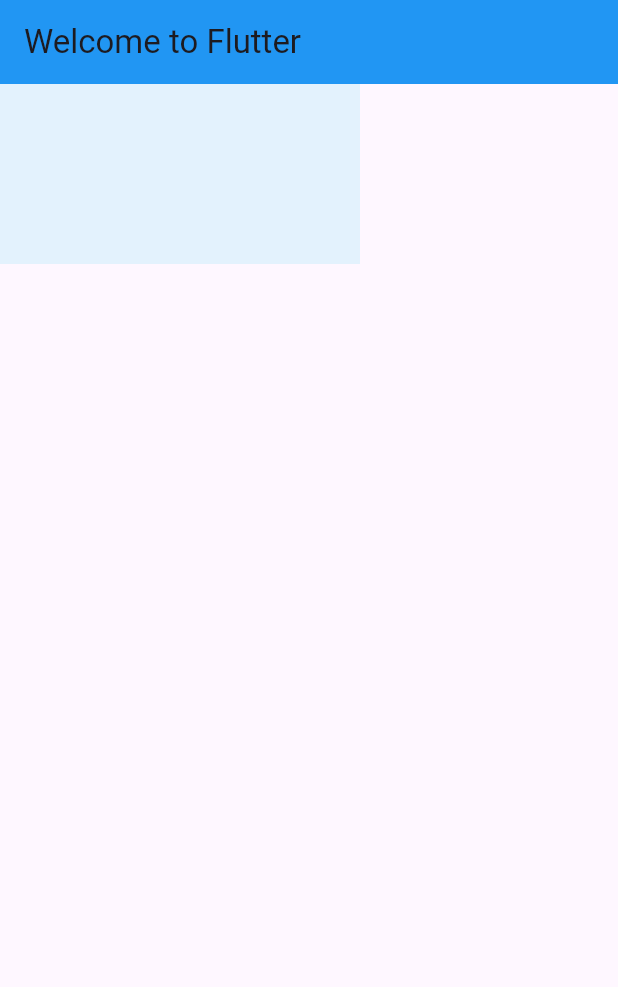
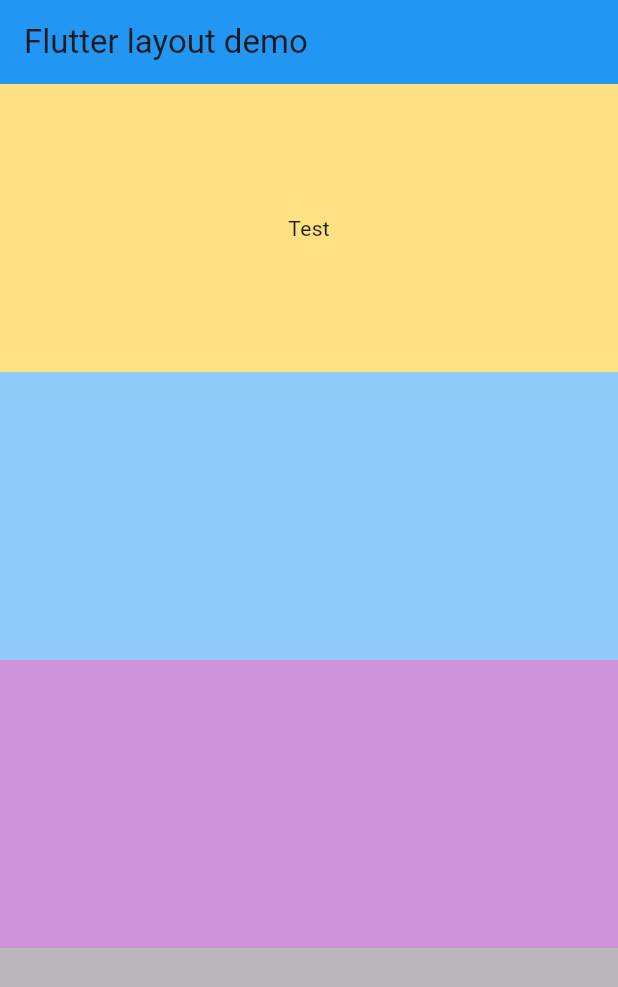
Before and after one commit to achievekogul/FlutterApp, a Flutter app: the screen it shows after launch, on a phone screen of 412 x 824 dp. Shown: the top 987 px of the screen. Run offline on Flutter 3.47's test engine with Material 2 defaults, Android fonts, the light colour scheme and no system bars.

Commit message:
Column added

```diff
--- a/lib/main.dart
+++ b/lib/main.dart
@@ -1,7 +1,7 @@
 import 'package:flutter/material.dart';
 
 void main() {
-  runApp(MyApp());
+  runApp(const MyApp());
 }
 
 // With Flutter, you create user interfaces by combining "widgets"
@@ -14,36 +14,42 @@
   // Again: You'll learn all about that throughout the course!
   @override
   Widget build(BuildContext context) {
-    // Below, a bunch of built-in widgets are used (provided by Flutter)
-    // They will be explained in the next sections
-    // In this course, you will, of course, not just use them a lot but
-    // also learn about many other widgets!
     return MaterialApp(
         title: 'Flutter First App',
         theme: ThemeData(useMaterial3: true),
         home: Scaffold(
             appBar: AppBar(
-          title: const Text('Welcome to Flutter '),
-          backgroundColor:Colors.blue
+              title: const Text('Flutter layout demo'),
+              backgroundColor: Colors.blue,
             ),
-        body: SafeArea(
-          child:Row(
+            body: Column(
                 children: <Widget>[
-              Container(
-                height: 120.0,
-                width: 120.0,
-                color: Colors.blue[50],
+              Expanded(
+                child: Container(
+                  alignment: Alignment.center,
+                    child: Text('Test'),
+                    width: double.infinity,
+                    height: double.infinity,
+                    color: Colors.amber[200]),
               ),
-              Container(
-                height: 120.0 ,
-                width: 120.0,
-                color: Colors.blue[50],
-              )
-            ]
-          )
-
-        )
+              Expanded(
+                child: Container(
+                    width: double.infinity,
+                    height: double.infinity,
+                    color: Colors.blue[200]),
               ),
-    );
+              Expanded(
+                child: Container(
+                    width: double.infinity,
+                    height: double.infinity,
+                    color: Colors.purple[200]),
+              ),
+              Expanded(
+                child: Container(
+                    width: double.infinity,
+                    height: double.infinity,
+                    color: Colors.black26),
+              ),
+            ])));
   }
 }
```
Lines whose indentation alone changed are shown as unchanged.
